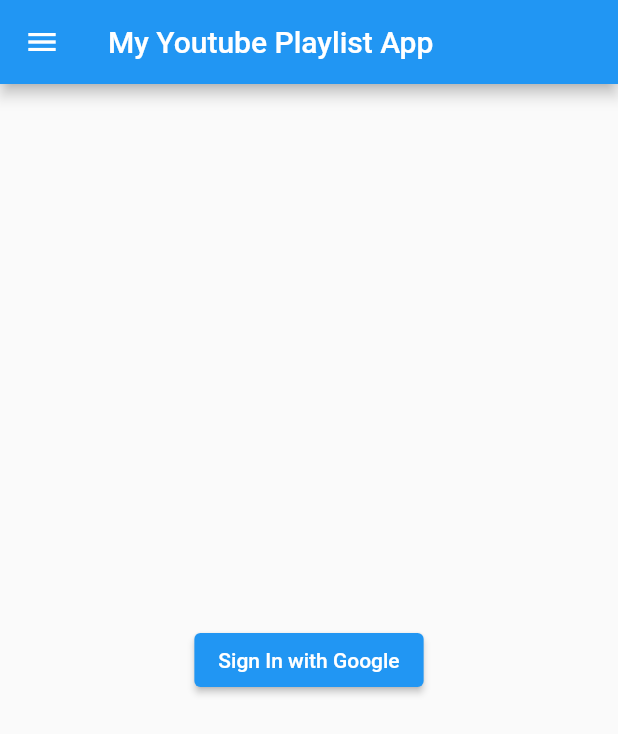
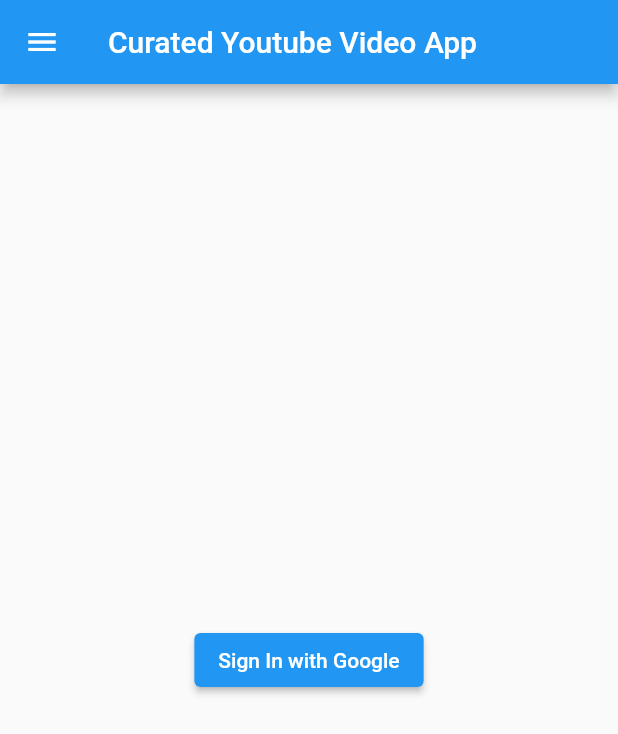
Before and after one commit to Compile7/CuratedYoutubeVideos, a Flutter app: the screen it shows after launch, on a phone screen of 412 x 824 dp. Shown: the top 734 px of the screen. Run offline on Flutter 3.47's test engine with Material 2 defaults, Android fonts, the phone set to English and light mode, and no system bars; our stand-ins replace google_sign_in, shared_preferences, youtube_player_iframe.

Commit message:
code formatting and title change

```diff
--- a/lib/home_page.dart
+++ b/lib/home_page.dart
@@ -28,7 +28,6 @@
   bool _isLoading = false;
   bool _showPlaylist = false;
   List<Map<String, dynamic>> _youtubeVideos = [];
-  bool _isVideoPlaying = false;
   bool _isLargeScreen = false;
 
   @override
@@ -188,7 +187,7 @@
   Widget build(BuildContext context) {
     return Scaffold(
       appBar: AppBar(
-        title: Text('My Youtube Playlist App'),
+        title: Text('Curated Youtube Video App'),
       ),
       drawer: LayoutBuilder(
         builder: (BuildContext context, BoxConstraints constraints) {
--- a/lib/main.dart
+++ b/lib/main.dart
@@ -1,11 +1,4 @@
 import 'package:flutter/material.dart';
-import 'package:google_sign_in/google_sign_in.dart';
-import 'package:shared_preferences/shared_preferences.dart';
-import 'package:http/http.dart' as http;
-import 'dart:convert';
-import 'package:youtube_player_iframe/youtube_player_iframe.dart';
-import 'video_item.dart';
-import 'playlist_item.dart';
 import 'home_page.dart';
 
 void main() {
@@ -16,7 +9,7 @@
   @override
   Widget build(BuildContext context) {
     return MaterialApp(
-      title: 'Google Login Demo',
+      title: 'Curated Youtube Video App',
       theme: ThemeData(
         primarySwatch: Colors.blue,
       ),
```
Also changed, not shown: 1 other file.
